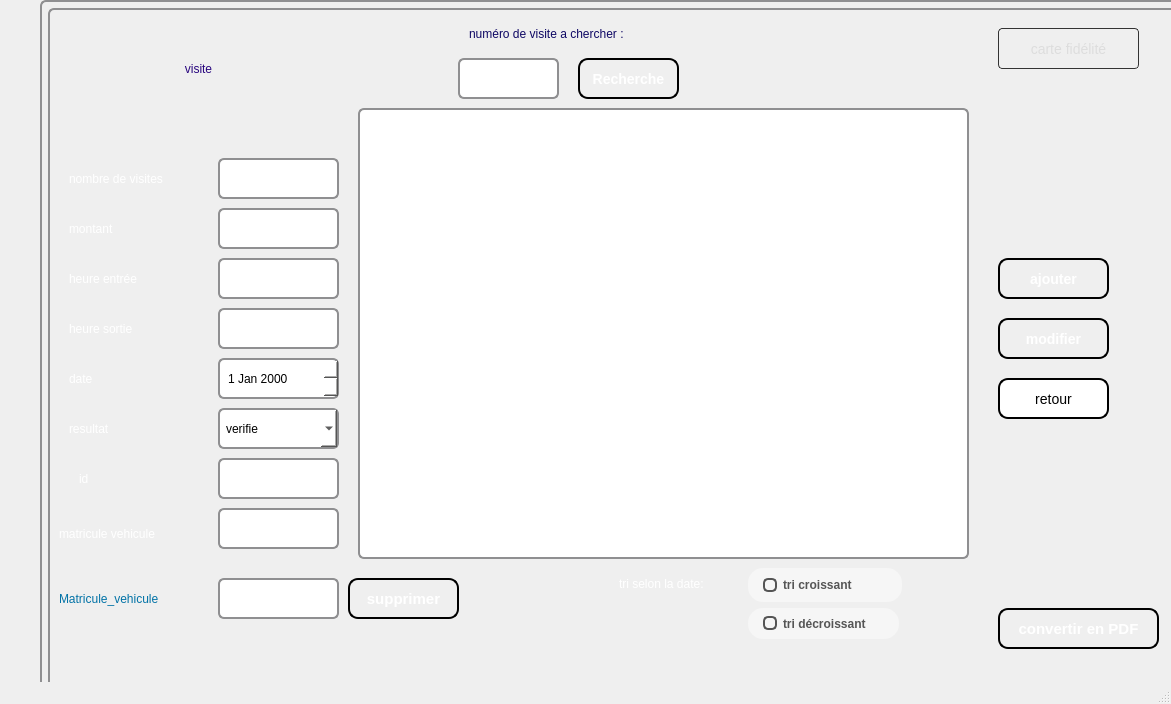
Old version of the form visite_window.ui in the repository Jawher-0129/ProjetCpp.
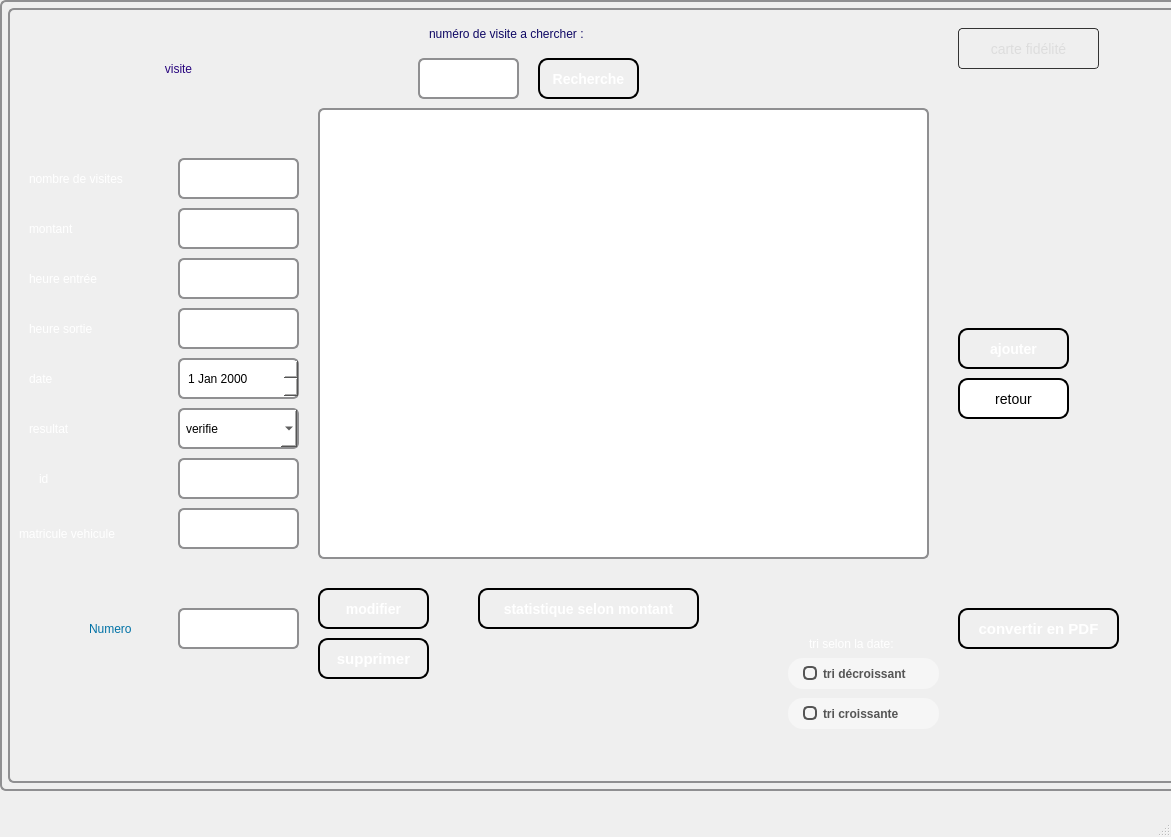
New version of the form.

Patch:
```diff
--- a/visite_window.ui
+++ b/visite_window.ui
@@ -7,7 +7,7 @@
     <x>0</x>
     <y>0</y>
     <width>1171</width>
-    <height>704</height>
+    <height>837</height>
    </rect>
   </property>
   <property name="windowTitle">
@@ -17,10 +17,10 @@
    <widget class="QStackedWidget" name="stackedWidget">
     <property name="geometry">
      <rect>
-      <x>40</x>
+      <x>0</x>
       <y>0</y>
-      <width>1191</width>
-      <height>711</height>
+      <width>1351</width>
+      <height>791</height>
      </rect>
     </property>
     <property name="styleSheet">
@@ -169,7 +169,7 @@
      <widget class="QLabel" name="label_16">
       <property name="geometry">
        <rect>
-        <x>0</x>
+        <x>20</x>
         <y>10</y>
         <width>301</width>
         <height>101</height>
@@ -365,8 +365,8 @@
      <widget class="QPushButton" name="pushButton_16">
       <property name="geometry">
        <rect>
-        <x>300</x>
-        <y>570</y>
+        <x>310</x>
+        <y>630</y>
         <width>111</width>
         <height>41</height>
        </rect>
@@ -404,7 +404,7 @@
       <property name="geometry">
        <rect>
         <x>950</x>
-        <y>250</y>
+        <y>320</y>
         <width>111</width>
         <height>41</height>
        </rect>
@@ -537,8 +537,8 @@
      <widget class="QLabel" name="label_11">
       <property name="geometry">
        <rect>
-        <x>560</x>
-        <y>550</y>
+        <x>790</x>
+        <y>610</y>
         <width>141</width>
         <height>51</height>
        </rect>
@@ -556,45 +556,8 @@
      <widget class="QRadioButton" name="radioButton_3">
       <property name="geometry">
        <rect>
-        <x>700</x>
-        <y>560</y>
-        <width>161</width>
-        <height>41</height>
-       </rect>
-      </property>
-      <property name="styleSheet">
-       <string notr="true">QRadioButton {
-  border: none;
-  color: #555555;
-  font-weight: bold;
-  padding: 6px 15px;
-  border-radius: 15px;
-  background-color: #f6f6f6;
-  margin-right: 7px;
-  margin-bottom: 7px;
-}
-
-QRadioButton::indicator {
-  width: 10px;
-  height: 10px;
-  border: 2px solid #555555;
-  border-radius: 5px;
-  background-color: #f6f6f6;
-}
-
-QRadioButton::indicator:checked {
-  background-color: #555555;
-}</string>
-      </property>
-      <property name="text">
-       <string>tri croissant</string>
-      </property>
-     </widget>
-     <widget class="QRadioButton" name="radioButton_4">
-      <property name="geometry">
-       <rect>
-        <x>700</x>
-        <y>600</y>
+        <x>780</x>
+        <y>650</y>
         <width>161</width>
         <height>41</height>
        </rect>
@@ -806,9 +769,9 @@
      <widget class="QLabel" name="label_3">
       <property name="geometry">
        <rect>
-        <x>0</x>
-        <y>570</y>
-        <width>191</width>
+        <x>70</x>
+        <y>600</y>
+        <width>91</width>
         <height>41</height>
        </rect>
       </property>
@@ -822,14 +785,14 @@
 border-color:rgba(0,0,0,0);</string>
       </property>
       <property name="text">
-       <string>Matricule_vehicule</string>
+       <string>Numero</string>
       </property>
      </widget>
      <widget class="QLineEdit" name="lineEdit_supprimer">
       <property name="geometry">
        <rect>
         <x>170</x>
-        <y>570</y>
+        <y>600</y>
         <width>121</width>
         <height>41</height>
        </rect>
@@ -841,8 +804,8 @@
      <widget class="QPushButton" name="pushButton_5">
       <property name="geometry">
        <rect>
-        <x>950</x>
-        <y>310</y>
+        <x>310</x>
+        <y>580</y>
         <width>111</width>
         <height>41</height>
        </rect>
@@ -901,26 +864,26 @@
        </property>
       </item>
      </widget>
-    </widget>
-    <widget class="QWidget" name="page">
-     <widget class="QPushButton" name="pushButton_23">
+     <widget class="QPushButton" name="statistique">
       <property name="geometry">
        <rect>
-        <x>50</x>
-        <y>220</y>
-        <width>271</width>
-        <height>101</height>
+        <x>470</x>
+        <y>580</y>
+        <width>221</width>
+        <height>41</height>
        </rect>
       </property>
       <property name="styleSheet">
        <string notr="true">QPushButton {
     background: qlineargradient(x1: 0, y1: 0, x2: 0, y2: 1,
-                                stop: 0 #fcd838, stop: 1 #f0c300);
+                                stop: 0 #04c8d6, stop: 1 #04c8d6);
     border: 2px solid #000000;
     border-radius: 10px;
     padding: 10px;
+	
+	
     color: white;
-    font-size: 15px;
+    font-size: 14px;
     font-weight: bold;
     text-align: center;
 }
@@ -939,53 +902,44 @@
 </string>
       </property>
       <property name="text">
-       <string>statistique du montant</string>
+       <string>statistique selon montant</string>
       </property>
      </widget>
-     <widget class="QTableView" name="tableView_3">
+     <widget class="QRadioButton" name="Croissante">
       <property name="geometry">
        <rect>
-        <x>360</x>
-        <y>50</y>
-        <width>561</width>
-        <height>451</height>
+        <x>780</x>
+        <y>690</y>
+        <width>161</width>
+        <height>41</height>
        </rect>
       </property>
       <property name="styleSheet">
-       <string notr="true">color: rgb(0, 0, 0);
-background-color: rgb(255, 255, 255);</string>
-      </property>
-     </widget>
-     <widget class="QPushButton" name="pushButton">
-      <property name="geometry">
-       <rect>
-        <x>30</x>
-        <y>537</y>
-        <width>151</width>
-        <height>51</height>
-       </rect>
-      </property>
-      <property name="styleSheet">
-       <string notr="true">QPushButton {
-    background-color: white;
-    color: black;
-    border: 2px solid black;
-    border-radius: 10px;
-    padding: 5px;
-    font-size:14px;
+       <string notr="true">QRadioButton {
+  border: none;
+  color: #555555;
+  font-weight: bold;
+  padding: 6px 15px;
+  border-radius: 15px;
+  background-color: #f6f6f6;
+  margin-right: 10px;
+  margin-bottom: 10px;
 }
 
-QPushButton:hover {
-    background-color: #737370;
-    color: white;
-    border: 2px solid white;
-    transform: scale(1.1, 1.1);
-    transition: all 0.5s ease;
+QRadioButton::indicator {
+  width: 10px;
+  height: 10px;
+  border: 2px solid #555555;
+  border-radius: 5px;
+  background-color: #f6f6f6;
 }
-</string>
+
+QRadioButton::indicator:checked {
+  background-color: #555555;
+}</string>
       </property>
       <property name="text">
-       <string>retour</string>
+       <string>tri croissante</string>
       </property>
      </widget>
     </widget>
```
Left out of the diff: 32 changed lines with no effect on the pictures.
